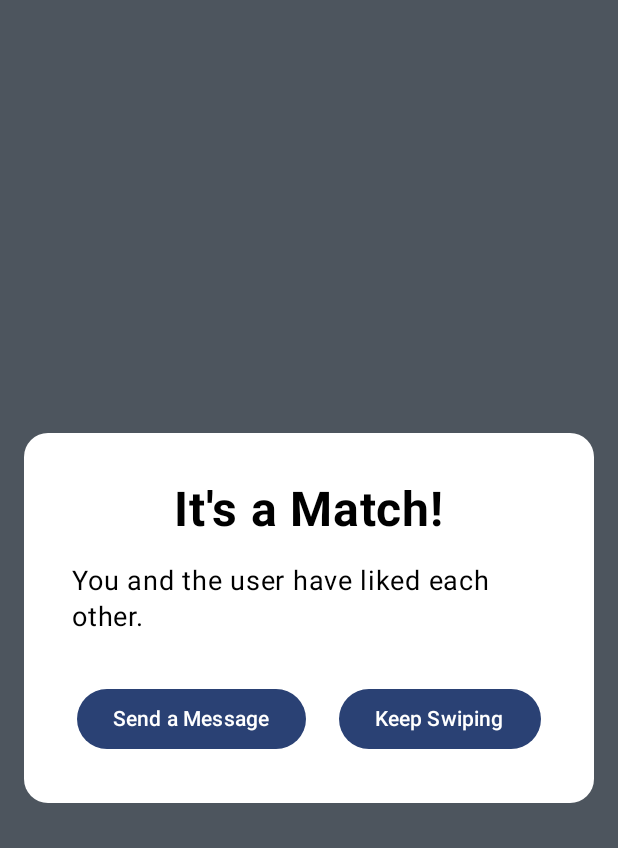
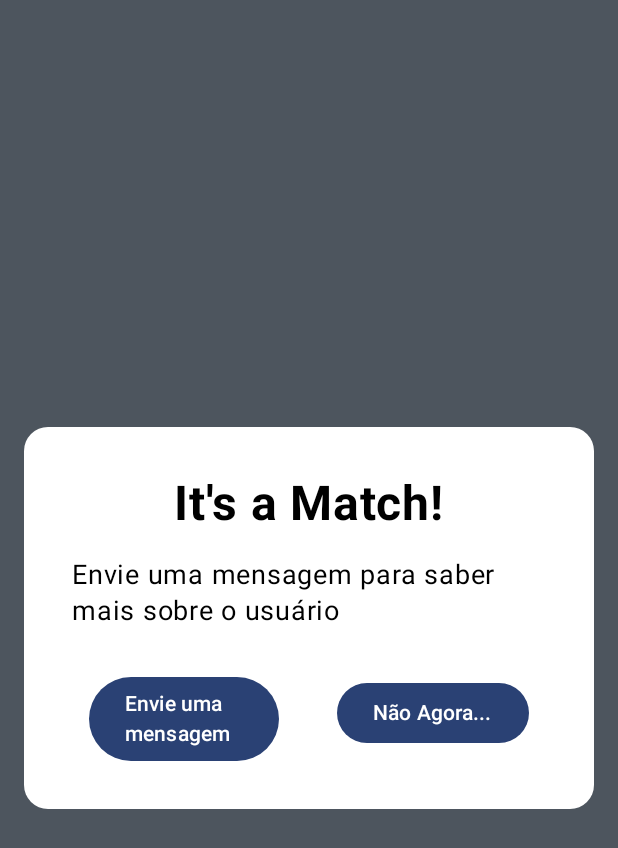
Before and after one commit to edrsjunior/Tinder-Mentorias-FIAP-Challenge, an Android app built with Jetpack Compose: the composable MatchScreen shown on its own in the app's theme, on a phone screen of 412 x 824 dp. Shown: the top 848 px of the screen. Run offline under Robolectric (Android 15) with nearby library versions, the phone set to English and light mode, and no system bars.

Commit message:
message translate match scree

```diff
--- a/app/src/main/java/com/example/tinderfiap_challenge/homeScreen/HomeScreen.kt
+++ b/app/src/main/java/com/example/tinderfiap_challenge/homeScreen/HomeScreen.kt
@@ -298,7 +298,7 @@ fun MatchScreen(onDismiss: () -> Unit) {
             )
             Spacer(modifier = Modifier.height(16.dp))
             Text(
-                text = "You and the user have liked each other.",
+                text = "Envie uma mensagem para saber mais sobre o usuário",
                 fontSize = 18.sp,
                 color = Color.Black
             )
@@ -307,12 +307,15 @@ fun MatchScreen(onDismiss: () -> Unit) {
                 horizontalArrangement = Arrangement.SpaceEvenly,
                 modifier = Modifier.fillMaxWidth()
             ) {
-                Button(onClick = onDismiss) {
-                    Text(text = "Send a Message")
+                Button(onClick = onDismiss,
+                    modifier = Modifier.fillMaxWidth(0.4f)
+                ) {
+                    Text(text = "Envie uma mensagem")
+
                 }
                 Spacer(modifier = Modifier.width(16.dp))
                 Button(onClick = onDismiss) {
-                    Text(text = "Keep Swiping")
+                    Text(text = "Não Agora...")
                 }
             }
         }
```
